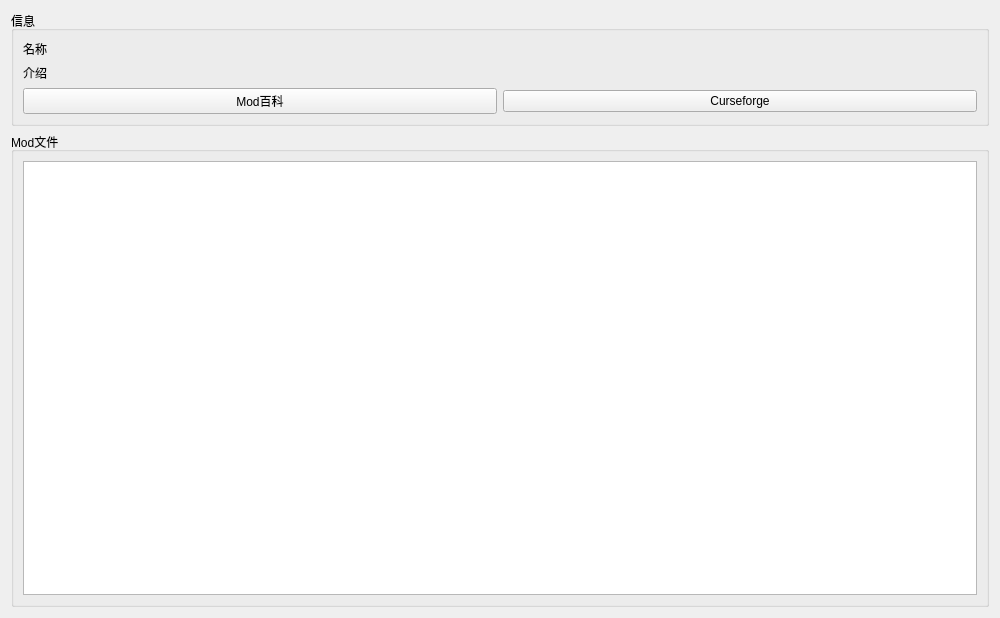
Before: the Qt Designer form Ui/Downloader/ModDetail.ui in 1604042736/FMCL, drawn with Qt 5.
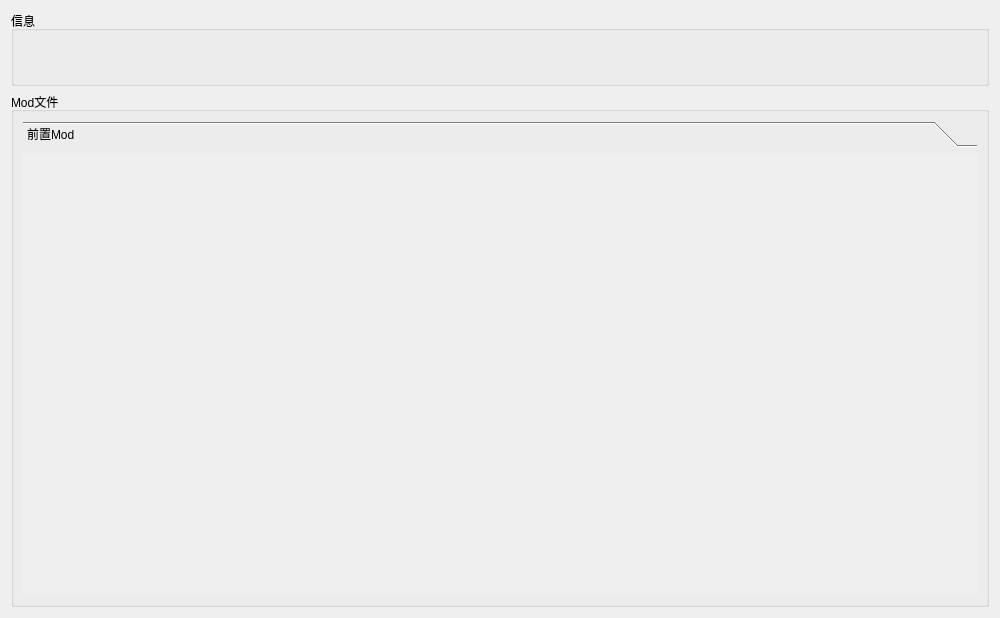
After: the same form once the commit is applied.

```diff
--- a/Ui/Downloader/ModDetail.ui
+++ b/Ui/Downloader/ModDetail.ui
@@ -20,31 +20,17 @@
       <string>信息</string>
      </property>
      <layout class="QGridLayout" name="gridLayout_2">
-      <item row="2" column="0">
-       <widget class="QPushButton" name="pb_mcmod">
-        <property name="text">
-         <string>Mod百科</string>
-        </property>
-       </widget>
-      </item>
-      <item row="2" column="1">
-       <widget class="QPushButton" name="pb_curseforge">
-        <property name="text">
-         <string>Curseforge</string>
-        </property>
-       </widget>
-      </item>
       <item row="0" column="0" colspan="2">
        <widget class="QLabel" name="l_name">
         <property name="text">
-         <string>名称</string>
+         <string/>
         </property>
        </widget>
       </item>
       <item row="1" column="0" colspan="2">
        <widget class="QLabel" name="l_describe">
         <property name="text">
-         <string>介绍</string>
+         <string/>
         </property>
        </widget>
       </item>
@@ -58,7 +44,24 @@
      </property>
      <layout class="QGridLayout" name="gridLayout_3">
       <item row="0" column="0">
-       <widget class="QListWidget" name="lw_modfiles"/>
+       <widget class="QToolBox" name="tb_modfiles">
+        <property name="currentIndex">
+         <number>0</number>
+        </property>
+        <widget class="QWidget" name="page_1">
+         <property name="geometry">
+          <rect>
+           <x>0</x>
+           <y>0</y>
+           <width>962</width>
+           <height>474</height>
+          </rect>
+         </property>
+         <attribute name="label">
+          <string>前置Mod</string>
+         </attribute>
+        </widget>
+       </widget>
       </item>
      </layout>
     </widget>
```
Left out of the diff: 2 changed lines with no effect on the pictures.
